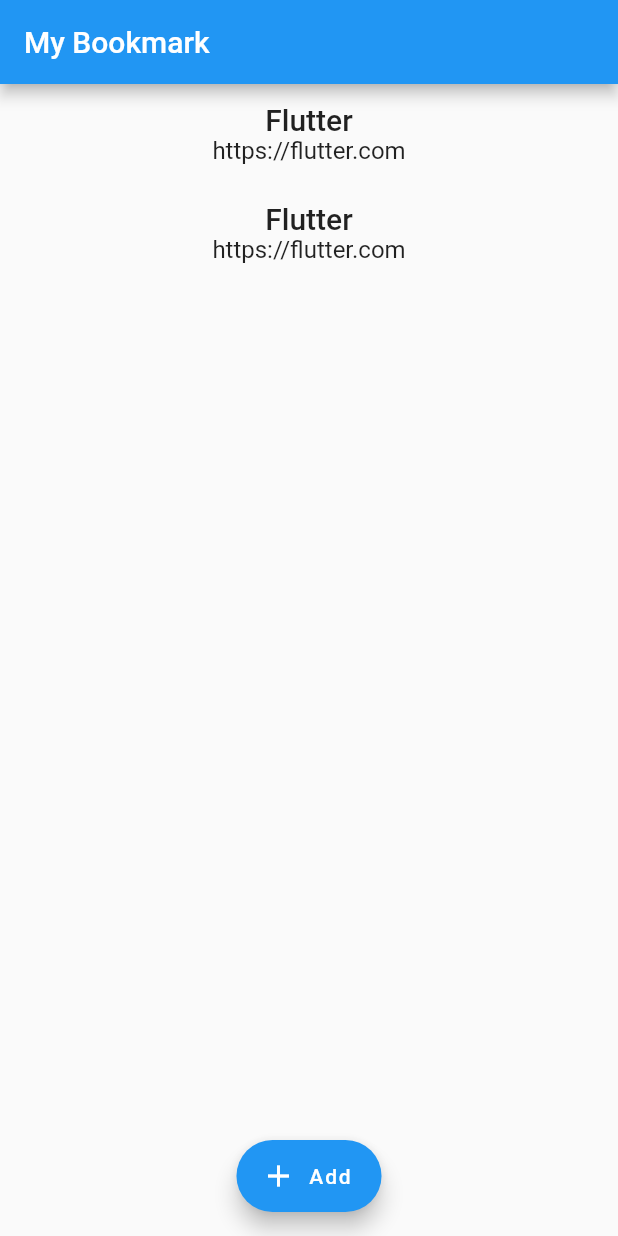
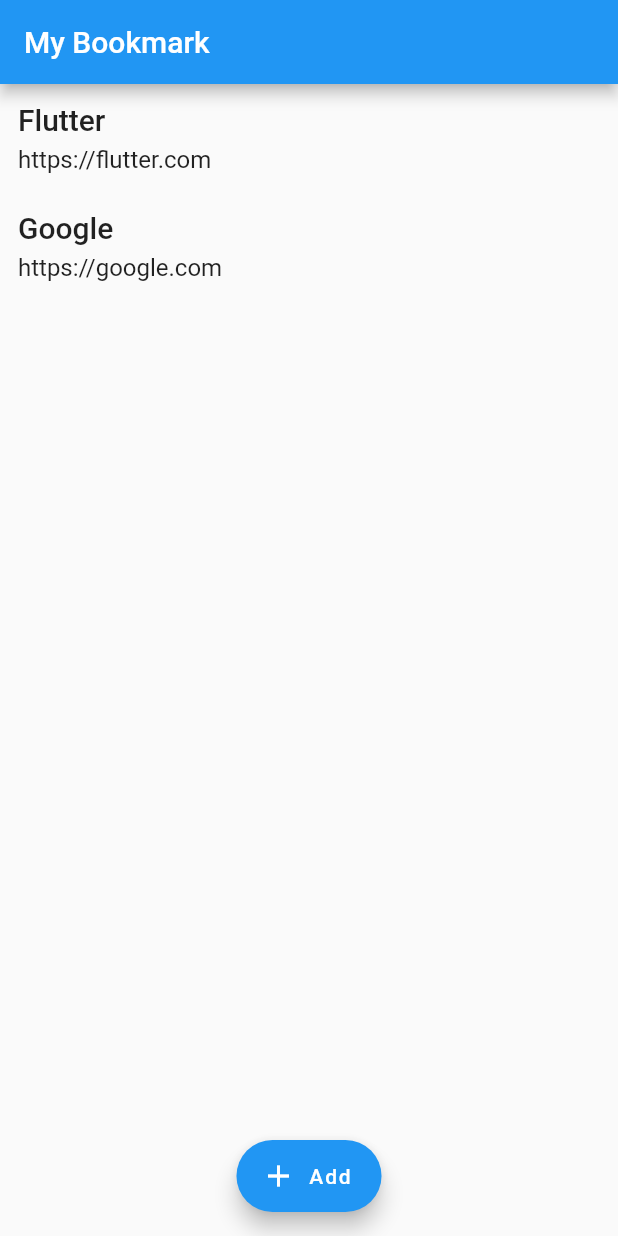
Before and after one commit to ayilmaz4646/caster, a Flutter app: the screen it shows after launch, on a phone screen of 412 x 824 dp. Run offline on Flutter 3.47's test engine with Material 2 defaults, Android fonts, the phone set to English and light mode, and no system bars; our stand-ins replace webview_flutter.

Commit message:
webview created

```diff
--- a/lib/widget/bookmark_list_item_widget.dart
+++ b/lib/widget/bookmark_list_item_widget.dart
@@ -1,6 +1,9 @@
+import 'package:caster/page/view_bookmark_page.dart';
+import 'package:caster/util/navigation_util.dart';
 import "package:flutter/material.dart";
 import 'package:caster/model/bookmark.dart';
 
+// ignore: must_be_immutable
 class BookmarkListItemWidget extends StatelessWidget {
   Bookmark bookmark;
 
@@ -10,15 +13,20 @@ class BookmarkListItemWidget extends StatelessWidget {
   Widget build(BuildContext context) {
     return Padding(
       padding: const EdgeInsets.all(12),
+      child: InkWell(
+        onTap: () => navigateToViewBookmarkPage(context),
         child: Column(
+          crossAxisAlignment: CrossAxisAlignment.start,
           children: <Widget>[
             // ignore: deprecated_member_use
             Text(bookmark.title, style: Theme.of(context).textTheme.title),
+            SizedBox(height: 6),
             // ignore: deprecated_member_use
             Text(bookmark.link, style: Theme.of(context).textTheme.subhead),
           ]
 
         ),
+      ),
     );
   }
 }
--- a/lib/widget/bookmarks_list_widget.dart
+++ b/lib/widget/bookmarks_list_widget.dart
@@ -11,7 +11,7 @@ class BookmarksListWidget extends StatelessWidget {
     return ListView(
       children: <Widget>[
         BookmarkListItemWidget(bookmarksList[0]),
-        BookmarkListItemWidget(bookmarksList[0]),
+        BookmarkListItemWidget(bookmarksList[1]),
       ],
     );
   }
--- a/pubspec.yaml
+++ b/pubspec.yaml
@@ -28,6 +28,7 @@ dependencies:
   # The following adds the Cupertino Icons font to your application.
   # Use with the CupertinoIcons class for iOS style icons.
   cupertino_icons: ^0.1.3
+  webview_flutter: ^0.3.22+1
 
 dev_dependencies:
   flutter_test:
```
Also changed, not shown: lib/page/bookmarks_page.dart (+2 -6 lines), lib/page/view_bookmark_page.dart (added, +16 -0 lines), lib/util/navigation_util.dart (added, +15 -0 lines), pubspec.lock, 7 other files. Lines whose indentation alone changed are shown as unchanged.
